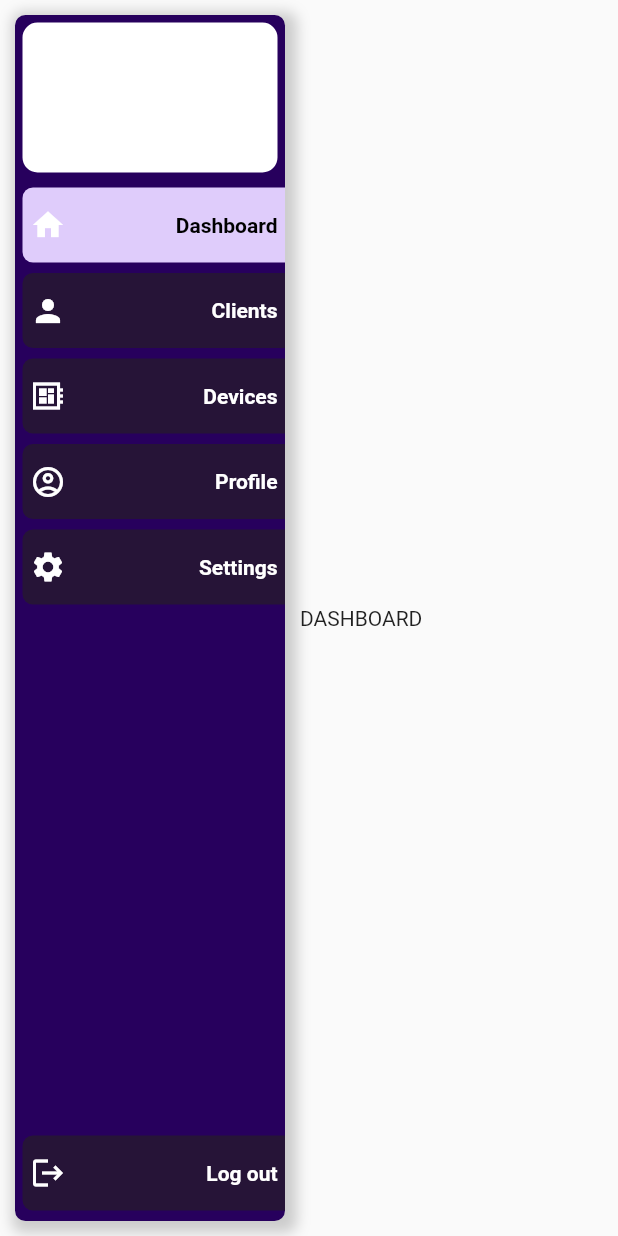
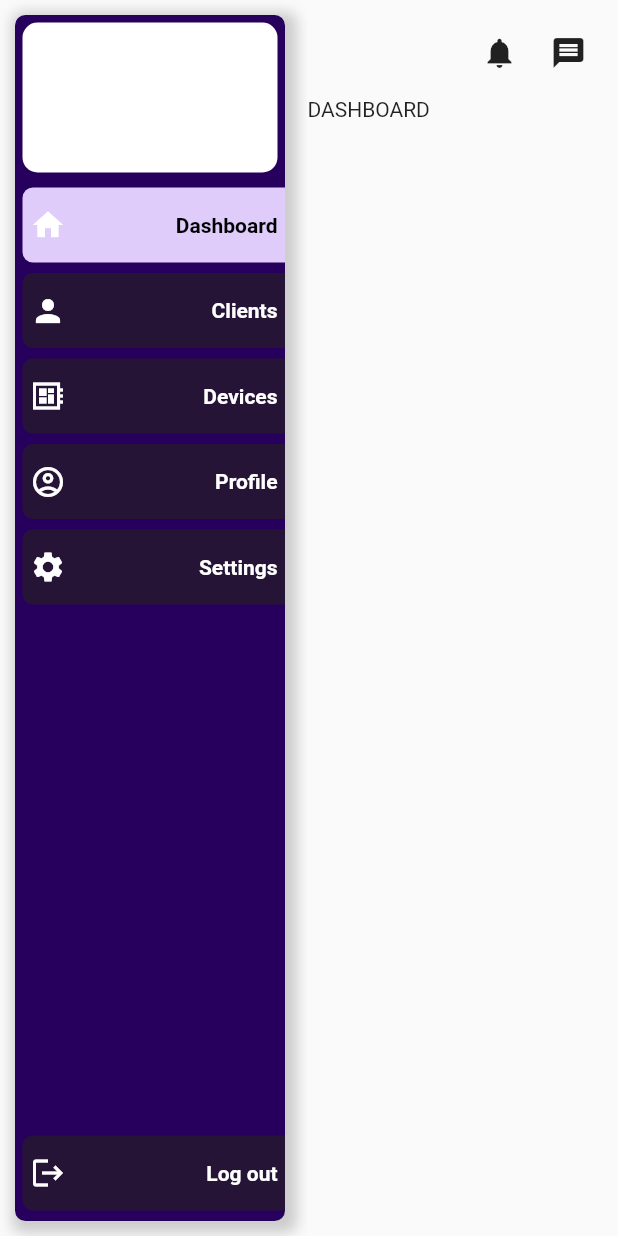
Before and after one commit to werhani-houssemeddine/borne-sanitaire-administration, a Flutter app: the DesktopLayout screen opened directly, on a phone screen of 412 x 824 dp. Run offline on Flutter 3.47's test engine with Material 2 defaults, Android fonts, the phone set to English and light mode, and no system bars.

Commit message:
import appbar widget

```diff
--- a/lib/widgets/Home/Layout/desktop_layout.dart
+++ b/lib/widgets/Home/Layout/desktop_layout.dart
@@ -1,3 +1,4 @@
+import 'package:borne_sanitaire_admin/widgets/Home/Widgets/app_bar.dart';
 import 'package:borne_sanitaire_admin/widgets/Home/Widgets/nav_bar.dart';
 import 'package:flutter/material.dart';
 
@@ -44,7 +45,15 @@ class _DesktopLayoutState extends State<DesktopLayout> {
       body: Row(
         children: [
           NavBar(screenNavigator: screenNavigator),
-          Container(child: manipulateBody()),
+          Expanded(
+            child: Padding(
+              padding: const EdgeInsets.all(5),
+              child: Scaffold(
+                appBar: HomePageNavBar(),
+                body: manipulateBody(),
+              ),
+            ),
+          ),
         ],
       ),
     );
```
